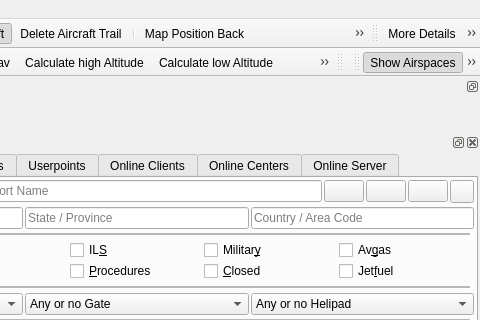
First picture: the form in src/gui/mainwindow.ui, repository albar965/littlenavmap, before the edit; both pictures show x 800 to 1280 and y 0 to 320 of the 1280 by 913 pixel window.
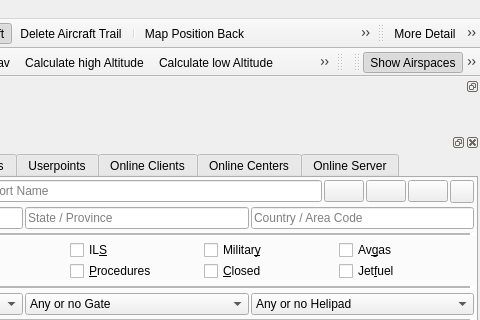
Second picture: the form after the edit. Icons and pictures are not drawn.

Commit message: Small correction in detail texts.

Patch:
```diff
--- a/src/gui/mainwindow.ui
+++ b/src/gui/mainwindow.ui
@@ -5032,7 +5032,7 @@
      <normaloff>:/littlenavmap/resources/icons/detailmore.svg</normaloff>:/littlenavmap/resources/icons/detailmore.svg</iconset>
    </property>
    <property name="text">
-    <string>&amp;More Details</string>
+    <string>&amp;More Detail</string>
    </property>
    <property name="toolTip">
     <string>Show more details on map</string>
@@ -5050,7 +5050,7 @@
      <normaloff>:/littlenavmap/resources/icons/detailless.svg</normaloff>:/littlenavmap/resources/icons/detailless.svg</iconset>
    </property>
    <property name="text">
-    <string>&amp;Less Details</string>
+    <string>&amp;Less Detail</string>
    </property>
    <property name="toolTip">
     <string>Show less details on map</string>
@@ -5296,7 +5296,7 @@
      <normaloff>:/littlenavmap/resources/icons/detaildefault.svg</normaloff>:/littlenavmap/resources/icons/detaildefault.svg</iconset>
    </property>
    <property name="text">
-    <string>&amp;Default Details</string>
+    <string>&amp;Default Detail</string>
    </property>
    <property name="toolTip">
     <string>Go back to default details on map</string>
```
Left out of the diff: 12 changed lines with no effect on the pictures.
